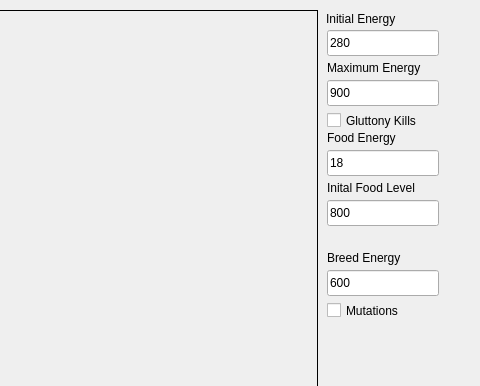
The window that ants.ui (geekbrit/ignatius) describes before a commit, drawn with Qt 5; both pictures show x 173 to 653 and y 0 to 386 of the 653 by 472 pixel window.
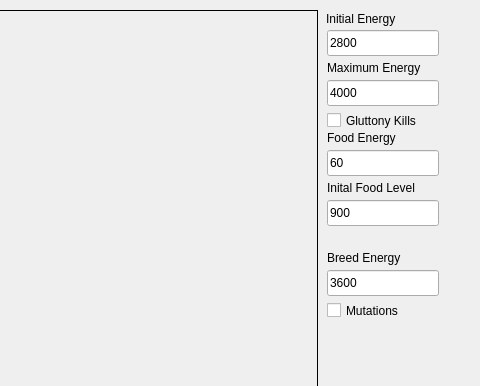
The same window after the commit.

Commit message: Predators When a new Ant is generated, its "redness" indicates its strength as a predator. Other changes: * made gene splicing more "pythony" * changed default settings to give a more balanced ecology * cleaned up some debugging printouts * added more ants in the arena reset function

```diff
--- a/ants.ui
+++ b/ants.ui
@@ -49,7 +49,7 @@
      <string/>
     </property>
     <property name="text">
-     <string>280</string>
+     <string>2800</string>
     </property>
    </widget>
    <widget class="QLabel" name="label_3">
@@ -78,7 +78,7 @@
      <string/>
     </property>
     <property name="text">
-     <string>18</string>
+     <string>60</string>
     </property>
    </widget>
    <widget class="QLabel" name="label_4">
@@ -107,7 +107,7 @@
      <string/>
     </property>
     <property name="text">
-     <string>600</string>
+     <string>3600</string>
     </property>
    </widget>
    <widget class="QLabel" name="label_5">
@@ -136,7 +136,7 @@
      <string/>
     </property>
     <property name="text">
-     <string>900</string>
+     <string>4000</string>
     </property>
    </widget>
    <widget class="QLabel" name="label_6">
@@ -165,7 +165,7 @@
      <string/>
     </property>
     <property name="text">
-     <string>800</string>
+     <string>900</string>
     </property>
    </widget>
    <widget class="QLabel" name="label_7">
```
The commit also changes 2 other files.
